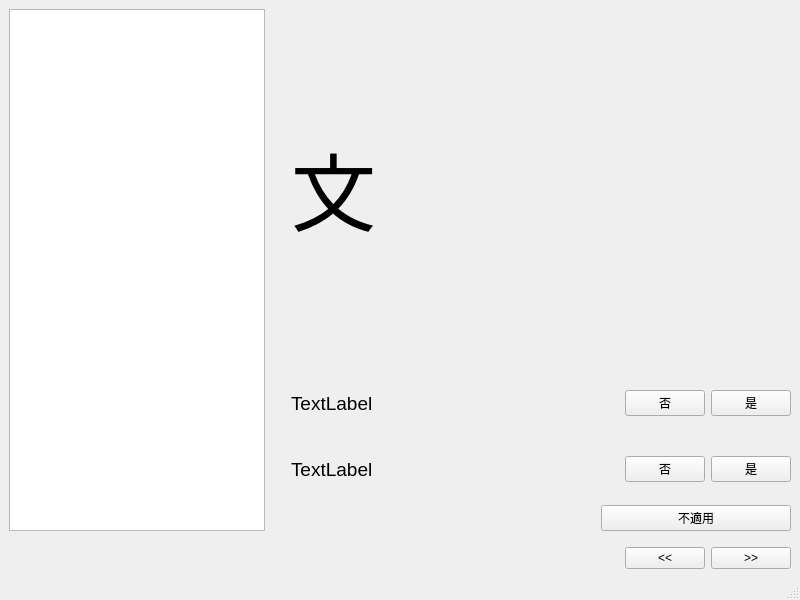
The window that GWA2019/anmorph/anmorph_ui.ui (seantyh/GWA2019) describes before a commit, drawn with Qt 5.
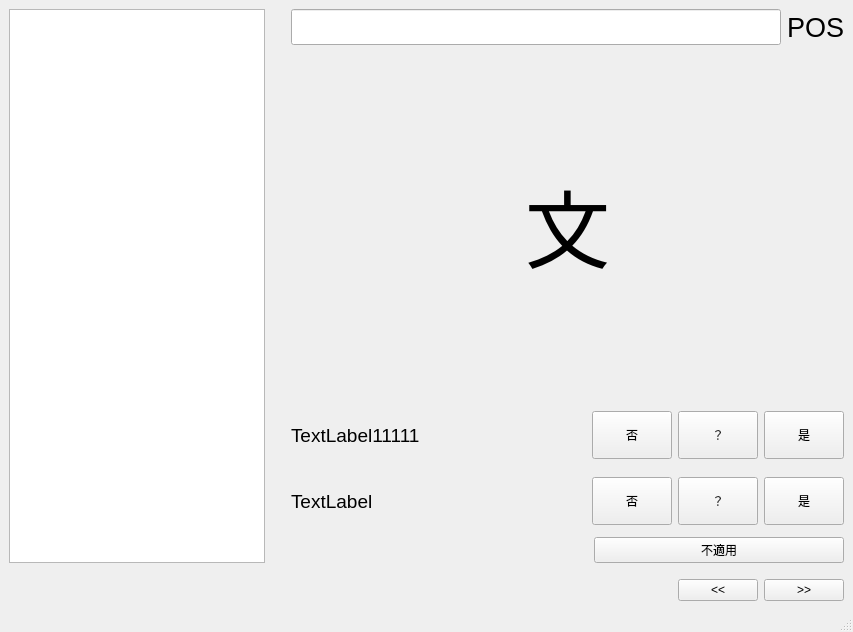
The same window after the commit.

Commit message: anmorph beta release

```diff
--- a/GWA2019/anmorph/anmorph_ui.ui
+++ b/GWA2019/anmorph/anmorph_ui.ui
@@ -6,8 +6,8 @@
    <rect>
     <x>0</x>
     <y>0</y>
-    <width>800</width>
-    <height>600</height>
+    <width>853</width>
+    <height>632</height>
    </rect>
   </property>
   <property name="sizePolicy">
@@ -47,10 +47,64 @@
          </widget>
         </item>
         <item>
-         <layout class="QVBoxLayout" name="verticalLayout_2">
+         <layout class="QVBoxLayout" name="verticalLayout_2" stretch="1,4,2">
           <property name="leftMargin">
            <number>20</number>
           </property>
+          <item>
+           <layout class="QHBoxLayout" name="horizontalLayout_2">
+            <property name="sizeConstraint">
+             <enum>QLayout::SetMinimumSize</enum>
+            </property>
+            <item>
+             <widget class="QLineEdit" name="line_note">
+              <property name="sizePolicy">
+               <sizepolicy hsizetype="Expanding" vsizetype="Fixed">
+                <horstretch>0</horstretch>
+                <verstretch>0</verstretch>
+               </sizepolicy>
+              </property>
+              <property name="minimumSize">
+               <size>
+                <width>0</width>
+                <height>36</height>
+               </size>
+              </property>
+             </widget>
+            </item>
+            <item>
+             <widget class="QLabel" name="lab_pos">
+              <property name="sizePolicy">
+               <sizepolicy hsizetype="Preferred" vsizetype="Fixed">
+                <horstretch>0</horstretch>
+                <verstretch>0</verstretch>
+               </sizepolicy>
+              </property>
+              <property name="minimumSize">
+               <size>
+                <width>48</width>
+                <height>36</height>
+               </size>
+              </property>
+              <property name="maximumSize">
+               <size>
+                <width>64</width>
+                <height>36</height>
+               </size>
+              </property>
+              <property name="font">
+               <font>
+                <family>Arial</family>
+                <pointsize>20</pointsize>
+               </font>
+              </property>
+              <property name="text">
+               <string>POS</string>
+              </property>
+             </widget>
+            </item>
+           </layout>
+          </item>
           <item>
            <layout class="QHBoxLayout" name="hbox_targets">
             <property name="sizeConstraint">
@@ -72,6 +126,9 @@
               <property name="text">
                <string>文</string>
               </property>
+              <property name="alignment">
+               <set>Qt::AlignCenter</set>
+              </property>
              </widget>
             </item>
            </layout>
@@ -100,12 +157,30 @@
                  </font>
                 </property>
                 <property name="text">
-                 <string>TextLabel</string>
+                 <string>TextLabel11111</string>
                 </property>
                </widget>
               </item>
               <item>
                <widget class="QPushButton" name="btn_item1_no">
+                <property name="sizePolicy">
+                 <sizepolicy hsizetype="Preferred" vsizetype="Fixed">
+                  <horstretch>0</horstretch>
+                  <verstretch>0</verstretch>
+                 </sizepolicy>
+                </property>
+                <property name="minimumSize">
+                 <size>
+                  <width>60</width>
+                  <height>48</height>
+                 </size>
+                </property>
+                <property name="maximumSize">
+                 <size>
+                  <width>80</width>
+                  <height>48</height>
+                 </size>
+                </property>
                 <property name="text">
                  <string>否</string>
                 </property>
@@ -114,8 +189,51 @@
                 </property>
                </widget>
               </item>
+              <item>
+               <widget class="QPushButton" name="btn_item1_na">
+                <property name="sizePolicy">
+                 <sizepolicy hsizetype="Preferred" vsizetype="Fixed">
+                  <horstretch>0</horstretch>
+                  <verstretch>0</verstretch>
+                 </sizepolicy>
+                </property>
+                <property name="minimumSize">
+                 <size>
+                  <width>60</width>
+                  <height>48</height>
+                 </size>
+                </property>
+                <property name="maximumSize">
+                 <size>
+                  <width>80</width>
+                  <height>48</height>
+                 </size>
+                </property>
+                <property name="text">
+                 <string>？</string>
+                </property>
+               </widget>
+              </item>
               <item>
                <widget class="QPushButton" name="btn_item1_yes">
+                <property name="sizePolicy">
+                 <sizepolicy hsizetype="Preferred" vsizetype="Fixed">
+                  <horstretch>0</horstretch>
+                  <verstretch>0</verstretch>
+                 </sizepolicy>
+                </property>
+                <property name="minimumSize">
+                 <size>
+                  <width>60</width>
+                  <height>48</height>
+                 </size>
+                </property>
+                <property name="maximumSize">
+                 <size>
+                  <width>80</width>
+                  <height>48</height>
+                 </size>
+                </property>
                 <property name="text">
                  <string>是</string>
                 </property>
@@ -151,13 +269,56 @@
               </item>
               <item>
                <widget class="QPushButton" name="btn_item2_no">
+                <property name="minimumSize">
+                 <size>
+                  <width>60</width>
+                  <height>48</height>
+                 </size>
+                </property>
+                <property name="maximumSize">
+                 <size>
+                  <width>80</width>
+                  <height>48</height>
+                 </size>
+                </property>
                 <property name="text">
                  <string>否</string>
                 </property>
                </widget>
               </item>
+              <item>
+               <widget class="QPushButton" name="btn_item2_na">
+                <property name="minimumSize">
+                 <size>
+                  <width>60</width>
+                  <height>48</height>
+                 </size>
+                </property>
+                <property name="maximumSize">
+                 <size>
+                  <width>80</width>
+                  <height>48</height>
+                 </size>
+                </property>
+                <property name="text">
+                 <string>？</string>
+                </property>
+               </widget>
+              </item>
               <item>
                <widget class="QPushButton" name="btn_item2_yes">
+                <property name="minimumSize">
+                 <size>
+                  <width>60</width>
+                  <height>48</height>
+                 </size>
+                </property>
+                <property name="maximumSize">
+                 <size>
+                  <width>80</width>
+                  <height>48</height>
+                 </size>
+                </property>
                 <property name="text">
                  <string>是</string>
                 </property>
@@ -183,17 +344,23 @@
               <item>
                <widget class="QPushButton" name="btn_na">
                 <property name="sizePolicy">
-                 <sizepolicy hsizetype="Fixed" vsizetype="Fixed">
+                 <sizepolicy hsizetype="Maximum" vsizetype="Fixed">
                   <horstretch>0</horstretch>
                   <verstretch>0</verstretch>
                  </sizepolicy>
                 </property>
                 <property name="minimumSize">
                  <size>
-                  <width>190</width>
+                  <width>250</width>
                   <height>0</height>
                  </size>
                 </property>
+                <property name="maximumSize">
+                 <size>
+                  <width>260</width>
+                  <height>16777215</height>
+                 </size>
+                </property>
                 <property name="text">
                  <string>不適用</string>
                 </property>
```
Left out of the diff: 6 changed lines with no effect on the pictures. The commit also changes 7 other files.
